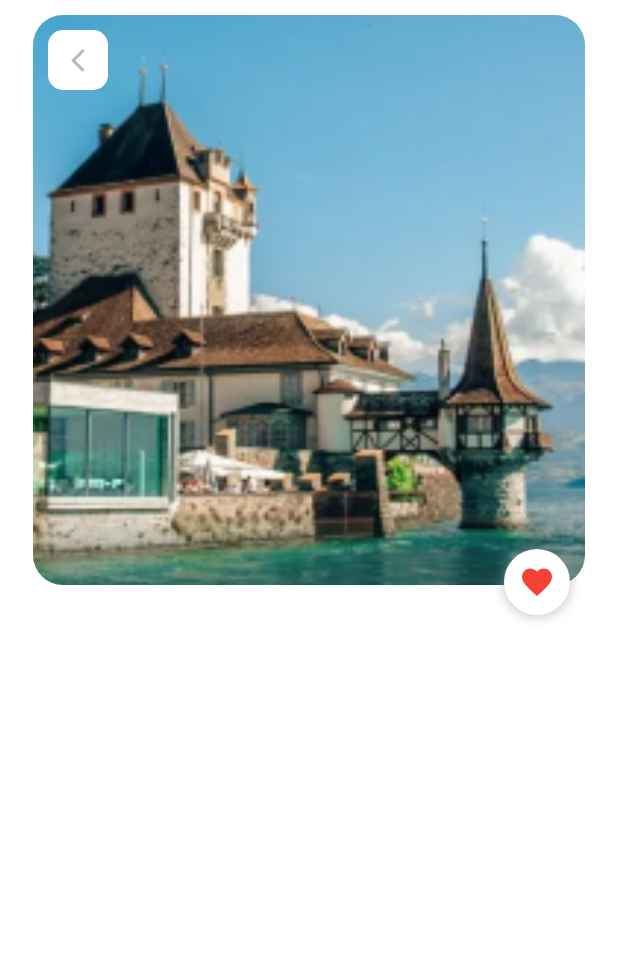
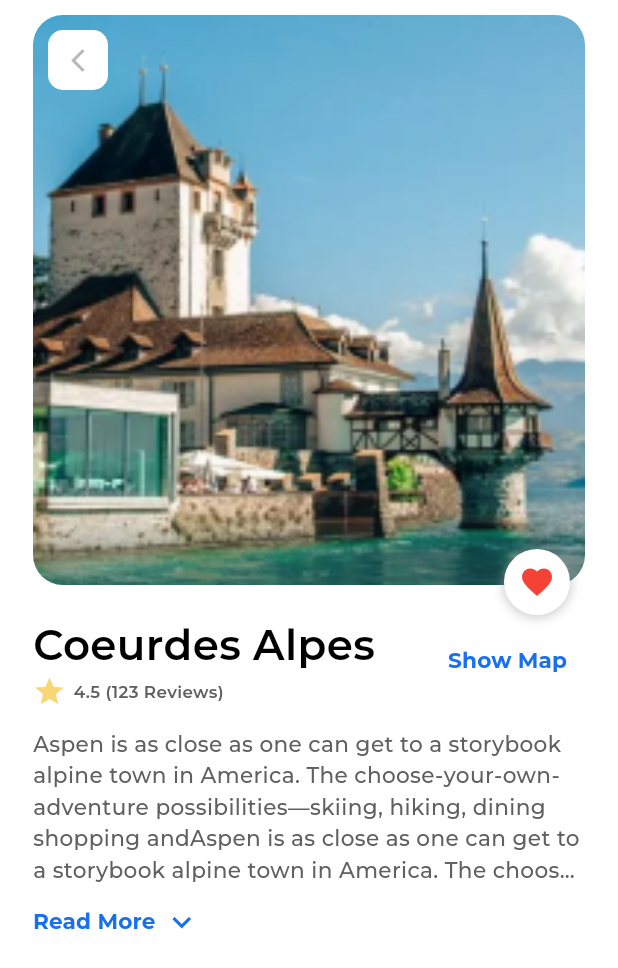
Before and after one commit to ElDaly15/aspen_travel, a Flutter app: the CardDetailsView screen opened directly, on a phone screen of 412 x 824 dp. Shown: the top 968 px of the screen. Run offline on Flutter 3.47's test engine with Material 3 defaults, Android fonts, the phone set to English and light mode, and no system bars; our stand-ins replace crystal_navigation_bar, device_preview, flutter_svg, get, iconly; project files that could hold a hidden picture were left out.

Commit message:
Add RowOfShowMap widget and enhance CardDetailsViewBody
Added a new widget `RowOfShowMap` to display location details and a "Show Map" button. Enhanced `CardDetailsViewBody` to include this new widget, added a "Read More" button for the description text, and improved the overall layout and styling.

```diff
--- a/lib/featuers/card_details/presentation/views/widgets/card_details_view_body.dart
+++ b/lib/featuers/card_details/presentation/views/widgets/card_details_view_body.dart
@@ -1,3 +1,5 @@
+import 'package:aspen/core/utils/app_styles.dart';
+import 'package:aspen/featuers/card_details/presentation/views/widgets/row_of_show_map.dart';
 import 'package:aspen/featuers/card_details/presentation/views/widgets/stack_of_image_and_container.dart';
 import 'package:flutter/material.dart';
 
@@ -9,18 +11,72 @@ class CardDetailsViewBody extends StatefulWidget {
 }
 
 class _CardDetailsViewBodyState extends State<CardDetailsViewBody> {
+  int? maxLines = 5;
+  bool switchBetweenSeeMore = false;
   @override
   Widget build(BuildContext context) {
-    return const Padding(
-      padding: EdgeInsets.symmetric(horizontal: 22),
+    return Padding(
+      padding: const EdgeInsets.symmetric(horizontal: 22),
       child: Column(
+        crossAxisAlignment: CrossAxisAlignment.start,
         children: [
-          SafeArea(
+          const SafeArea(
             child: SizedBox(
               height: 10,
             ),
           ),
-          ImageStackAndContainer(),
+          const ImageStackAndContainer(),
+          const SizedBox(
+            height: 20,
+          ),
+          const RowOfShowMap(),
+          const SizedBox(
+            height: 14,
+          ),
+          Text(
+            'Aspen is as close as one can get to a storybook alpine town in America. The choose-your-own-adventure possibilities—skiing, hiking, dining shopping andAspen is as close as one can get to a storybook alpine town in America. The choose-your-own-adventure possibilities—skiing, hiking, dining shopping anpen is as close as one can get to a storybook alpine town in America. The choose-your-own-adventure possibilities—skiing, hiking, dining shopping andAspen is as close as one can get to a storybook alpine town in America. The choose-your-own-adventure possibilities—skiing, hiking, dining shopping a',
+            style: TextStyles.font18Medium(context).copyWith(
+              color: const Color(0xff606060),
+            ),
+            maxLines: maxLines,
+            overflow: switchBetweenSeeMore
+                ? TextOverflow.visible
+                : TextOverflow.ellipsis,
+          ),
+          TextButton(
+            onPressed: () {
+              setState(() {
+                switchBetweenSeeMore = !switchBetweenSeeMore;
+                maxLines = switchBetweenSeeMore ? null : 5;
+              });
+            },
+            style: ButtonStyle(
+              padding: WidgetStateProperty.all(
+                const EdgeInsets.symmetric(vertical: 0),
+              ),
+            ),
+            child: SizedBox(
+              width: 120,
+              child: Row(
+                children: [
+                  Text(
+                    'Read More',
+                    style: TextStyles.font18Bold(context).copyWith(
+                      color: const Color(0xff176FF2),
+                    ),
+                  ),
+                  const SizedBox(
+                    width: 5,
+                  ),
+                  const Icon(
+                    Icons.keyboard_arrow_down_outlined,
+                    color: Color(0xff176FF2),
+                    size: 25,
+                  ),
+                ],
+              ),
+            ),
+          ),
         ],
       ),
     );
--- /dev/null
+++ b/lib/featuers/card_details/presentation/views/widgets/row_of_show_map.dart
@@ -0,0 +1,50 @@
+import 'package:aspen/core/utils/app_styles.dart';
+import 'package:flutter/material.dart';
+
+class RowOfShowMap extends StatelessWidget {
+  const RowOfShowMap({super.key});
+
+  @override
+  Widget build(BuildContext context) {
+    return Row(
+      children: [
+        Column(
+          crossAxisAlignment: CrossAxisAlignment.start,
+          children: [
+            Text(
+              'Coeurdes Alpes',
+              style: TextStyles.font24SemiBold(context).copyWith(fontSize: 28),
+            ),
+            Row(
+              children: [
+                const Icon(
+                  Icons.star,
+                  color: Color(0xffF8D675),
+                  size: 22,
+                ),
+                const SizedBox(
+                  width: 5,
+                ),
+                Text(
+                  '4.5 (123 Reviews)',
+                  style: TextStyles.font14SemiBold(context)
+                      .copyWith(color: const Color(0xff606060)),
+                ),
+              ],
+            ),
+          ],
+        ),
+        const Spacer(),
+        TextButton(
+          onPressed: () {},
+          child: Text(
+            'Show Map',
+            style: TextStyles.font18Bold(context).copyWith(
+              color: const Color(0xff176FF2),
+            ),
+          ),
+        )
+      ],
+    );
+  }
+}
```
